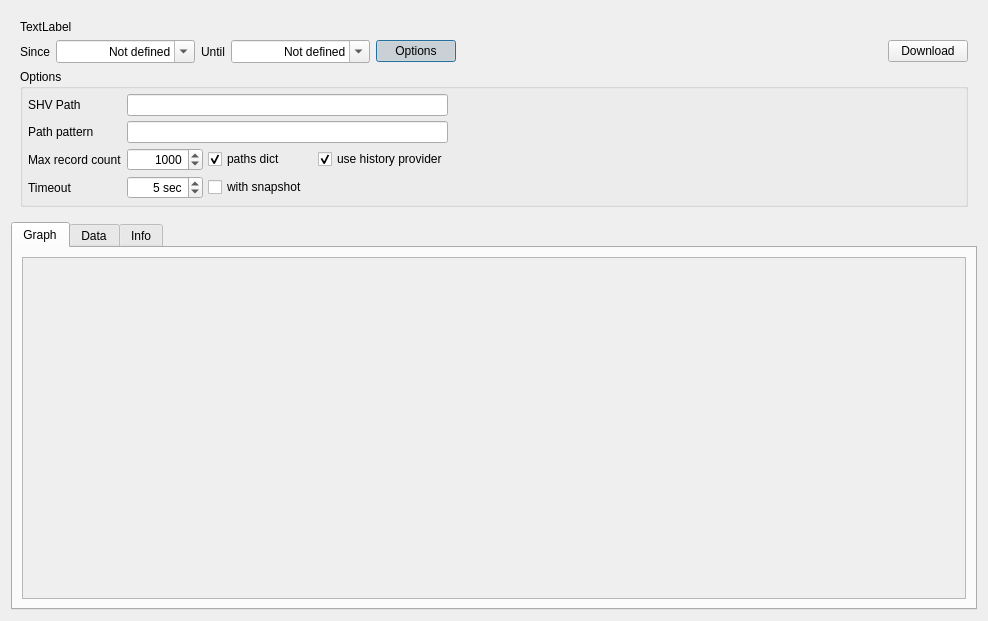
This is libshvvisu/src/logview/dlgloginspector.ui in syyyr/libshv as Qt 5 draws it before an edit. The edited form follows.
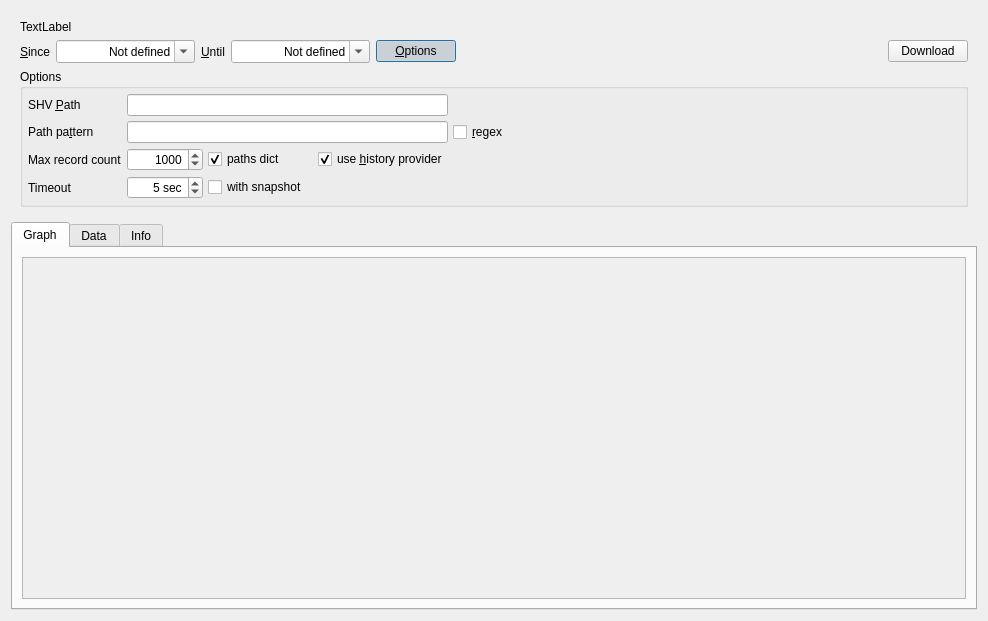
This is the edited form. Custom widgets are drawn as their Qt base class.

Commit message: c++ regex path pattern in LogInspector

```diff
--- a/libshvvisu/src/logview/dlgloginspector.ui
+++ b/libshvvisu/src/logview/dlgloginspector.ui
@@ -29,7 +29,10 @@
         <item>
          <widget class="QLabel" name="label">
           <property name="text">
-           <string>Since</string>
+           <string>&amp;Since</string>
+          </property>
+          <property name="buddy">
+           <cstring>edSince</cstring>
           </property>
          </widget>
         </item>
@@ -59,7 +62,10 @@
         <item>
          <widget class="QLabel" name="label_2">
           <property name="text">
-           <string>Until</string>
+           <string>&amp;Until</string>
+          </property>
+          <property name="buddy">
+           <cstring>edUntil</cstring>
           </property>
          </widget>
         </item>
@@ -89,7 +95,7 @@
         <item>
          <widget class="QPushButton" name="btMoreOptions">
           <property name="text">
-           <string>Options</string>
+           <string>&amp;Options</string>
           </property>
           <property name="checkable">
            <bool>true</bool>
@@ -196,7 +202,7 @@
          <item row="2" column="4">
           <widget class="QCheckBox" name="chkUseHistoryProvider">
            <property name="text">
-            <string>use history provider</string>
+            <string>use &amp;history provider</string>
            </property>
            <property name="checked">
             <bool>true</bool>
@@ -216,7 +222,10 @@
          <item row="1" column="0">
           <widget class="QLabel" name="label_7">
            <property name="text">
-            <string>Path pattern</string>
+            <string>Path pa&amp;ttern</string>
+           </property>
+           <property name="buddy">
+            <cstring>edPathPattern</cstring>
            </property>
           </widget>
          </item>
@@ -236,7 +245,10 @@
          <item row="0" column="0">
           <widget class="QLabel" name="label_6">
            <property name="text">
-            <string>SHV Path</string>
+            <string>SHV &amp;Path</string>
+           </property>
+           <property name="buddy">
+            <cstring>edShvPath</cstring>
            </property>
           </widget>
          </item>
@@ -257,6 +269,16 @@
            </property>
           </widget>
          </item>
+         <item row="1" column="5">
+          <widget class="QCheckBox" name="chkIsPathPatternRexex">
+           <property name="toolTip">
+            <string>Path pattern is regex</string>
+           </property>
+           <property name="text">
+            <string>&amp;regex</string>
+           </property>
+          </widget>
+         </item>
         </layout>
        </widget>
       </item>
```
Left out of the diff: 14 changed lines with no effect on the pictures. The commit also changes 2 other files.
